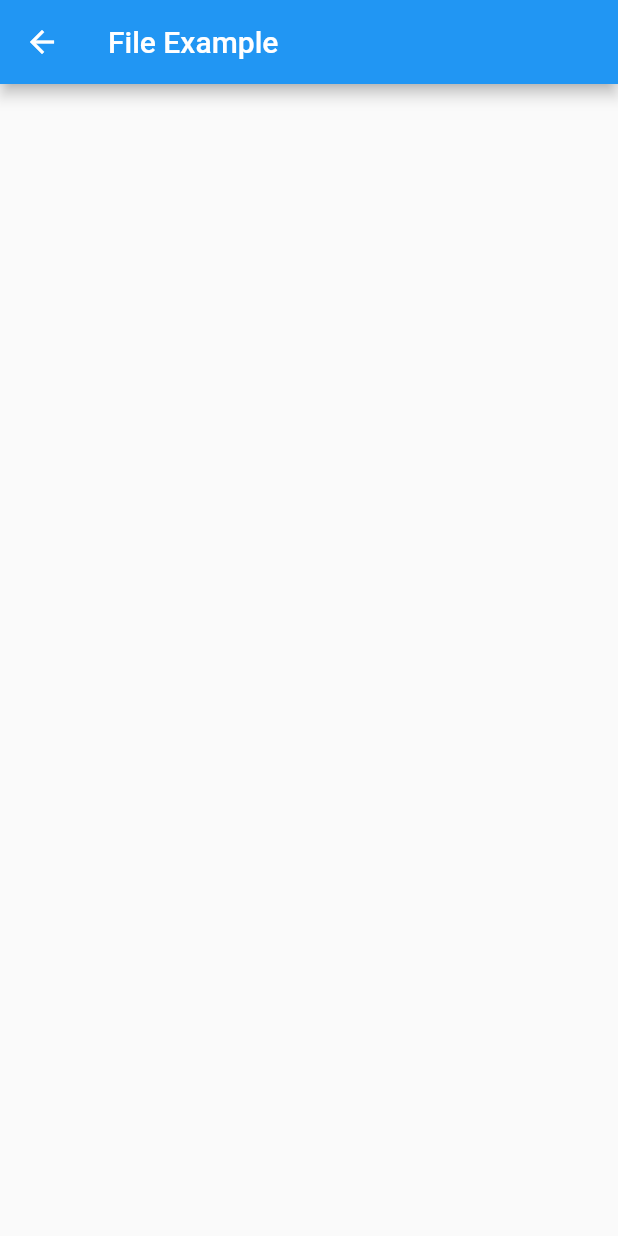
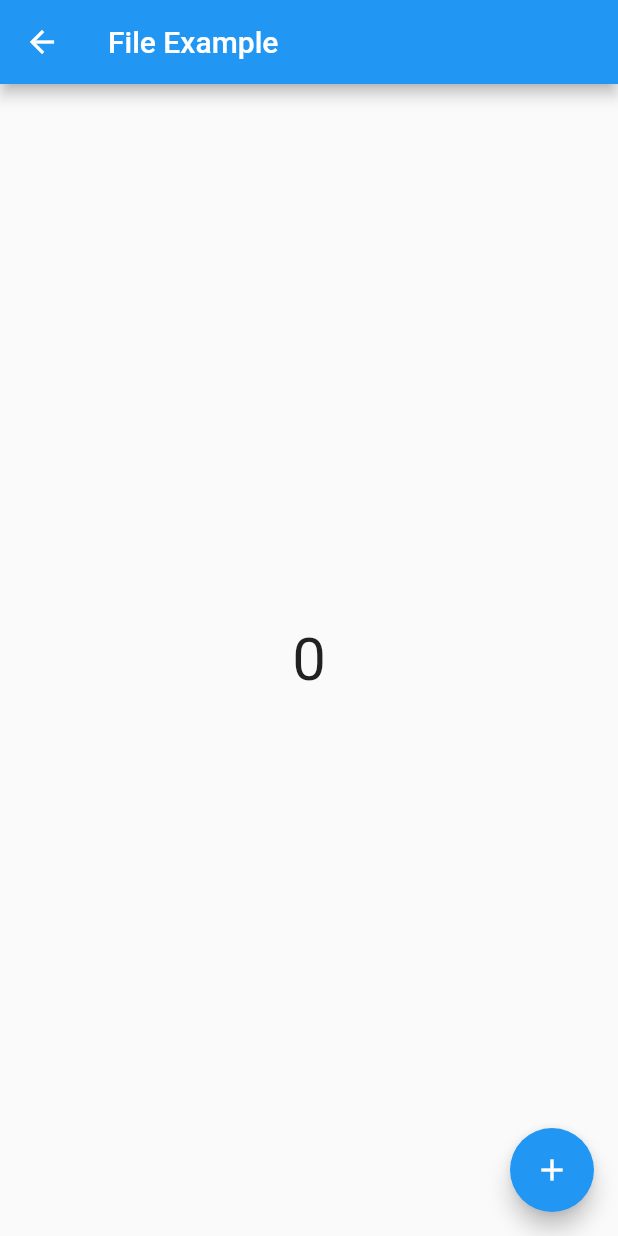
Before and after one commit to junhaesung/flutter-do-it-file, a Flutter app: the FileApp screen opened directly, on a phone screen of 412 x 824 dp. Run offline on Flutter 3.47's test engine with Material 2 defaults, Android fonts, the phone set to English and light mode, and no system bars.

Commit message:
4단계: 화면 설계

```diff
--- a/lib/fileApp.dart
+++ b/lib/fileApp.dart
@@ -24,7 +24,23 @@ class _FileApp extends State<FileApp> {
       appBar: AppBar(
         title: Text('File Example'),
       ),
-      body: Container(),
+      body: Container(
+        child: Center(
+          child: Text(
+            '$_count',
+            style: TextStyle(fontSize: 40),
+          ),
+        ),
+      ),
+      floatingActionButton: FloatingActionButton(
+        onPressed: () {
+          setState(() {
+            _count++;
+          });
+          writeCountFile(_count);
+        },
+        child: Icon(Icons.add),
+      ),
     );
   }
 
```
